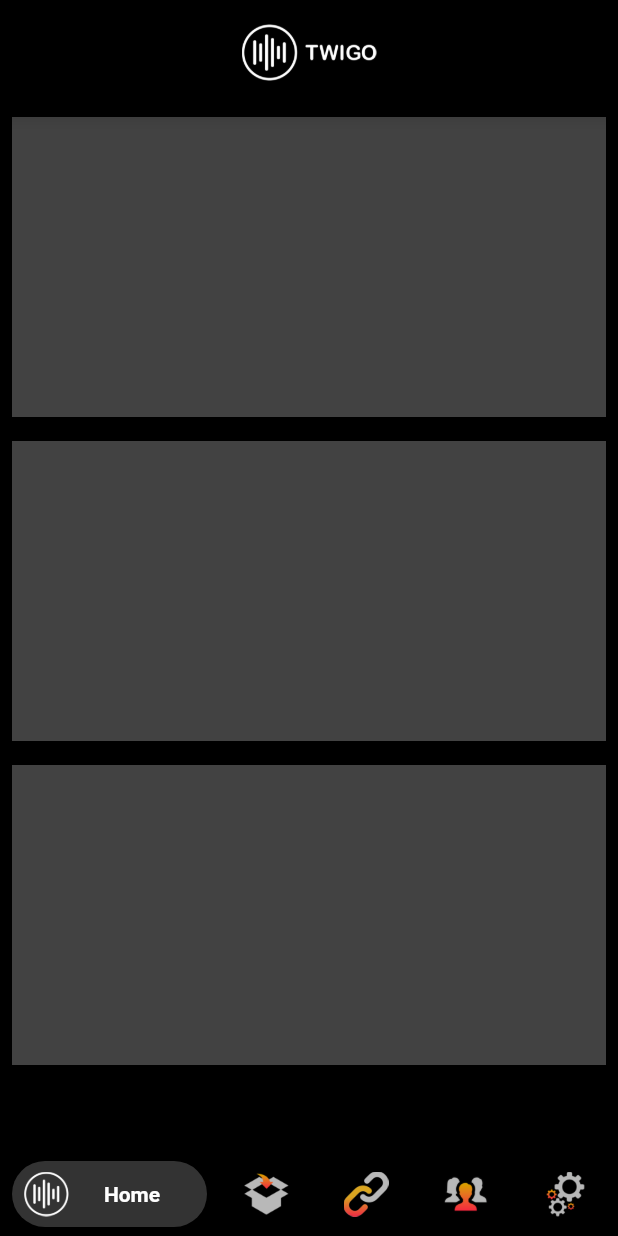
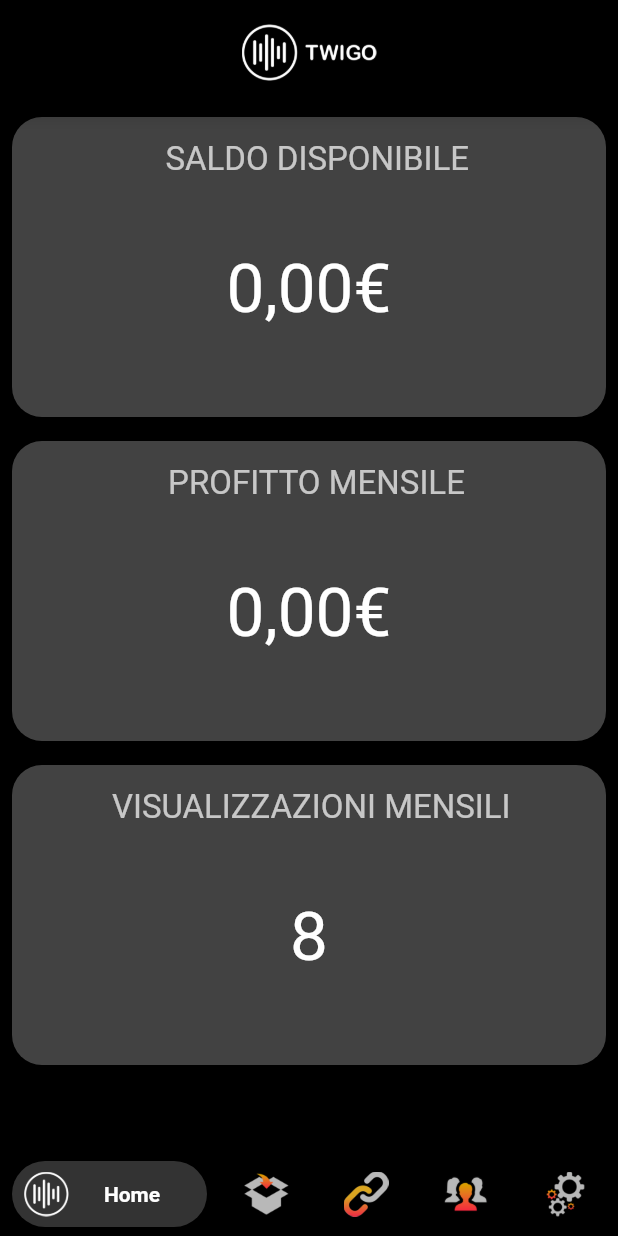
Before and after one commit to cdelprete21/twigo, a Flutter app: the screen it shows after launch, on a phone screen of 412 x 824 dp. Run offline on Flutter 3.47's test engine with Material 2 defaults, Android fonts, the light colour scheme and no system bars; drawn by our look-alikes of bottom_navy_bar.

Commit message:
home sistemata base

```diff
--- a/lib/UI/pagine/Home.dart
+++ b/lib/UI/pagine/Home.dart
@@ -36,21 +36,105 @@ class _SiumState extends State<Sium> {
           padding: const EdgeInsets.all(8.0),
           child: Container(
             height: 200,
-            color: Colors.grey[800],
+            width: 400,
+            decoration: BoxDecoration(
+              color: Colors.grey[800],
+              borderRadius: BorderRadius.circular(20)
+            ),
+              child: Column(
+                children: [
+                  Padding(
+                    padding: const EdgeInsets.fromLTRB(21, 15, 10, 12),
+                    child: Text(
+                      "SALDO DISPONIBILE",
+                      style: TextStyle(
+                        fontSize: 22,
+                        color: Colors.white70,
+                      ),
+                    ),
+                  ),
+                  Padding(
+                    padding: const EdgeInsets.all(35),
+                    child: Text(
+                      "0,00€",
+                      style: TextStyle(
+                        fontSize: 45,
+                        color: Colors.white,
+                      ),
+                    ),
+                  ),
+                ],
+              ),
           ),
         ),
         Padding(
           padding: const EdgeInsets.all(8.0),
           child: Container(
             height: 200,
-            color: Colors.grey[800],
+            width: 400,
+            decoration: BoxDecoration(
+              color: Colors.grey[800],
+              borderRadius: BorderRadius.circular(20)
+            ),
+              child: Column(
+                children: [
+                  Padding(
+                    padding: const EdgeInsets.fromLTRB(20, 15, 10, 12),
+                    child: Text(
+                      "PROFITTO MENSILE",
+                      style: TextStyle(
+                        fontSize: 22,
+                        color: Colors.white70,
+                      ),
+                    ),
+                  ),
+                  Padding(
+                    padding: const EdgeInsets.all(35),
+                    child: Text(
+                      "0,00€",
+                      style: TextStyle(
+                        fontSize: 45,
+                        color: Colors.white,
+                      ),
+                    ),
+                  ),
+                ],
+              ),
           ),
         ),
         Padding(
           padding: const EdgeInsets.all(8.0),
           child: Container(
             height: 200,
-            color: Colors.grey[800],
+            width: 400,
+            decoration: BoxDecoration(
+              color: Colors.grey[800],
+              borderRadius: BorderRadius.circular(20)
+            ),
+              child: Column(
+                children: [
+                  Padding(
+                    padding: const EdgeInsets.fromLTRB(13, 15, 10, 12),
+                    child: Text(
+                      "VISUALIZZAZIONI MENSILI",
+                      style: TextStyle(
+                        fontSize: 22,
+                        color: Colors.white70,
+                      ),
+                    ),
+                  ),
+                  Padding(
+                    padding: const EdgeInsets.all(35),
+                    child: Text(
+                      "8",
+                      style: TextStyle(
+                        fontSize: 45,
+                        color: Colors.white,
+                      ),
+                    ),
+                  ),
+                ],
+              ),
           ),
         ),
       ],
```
